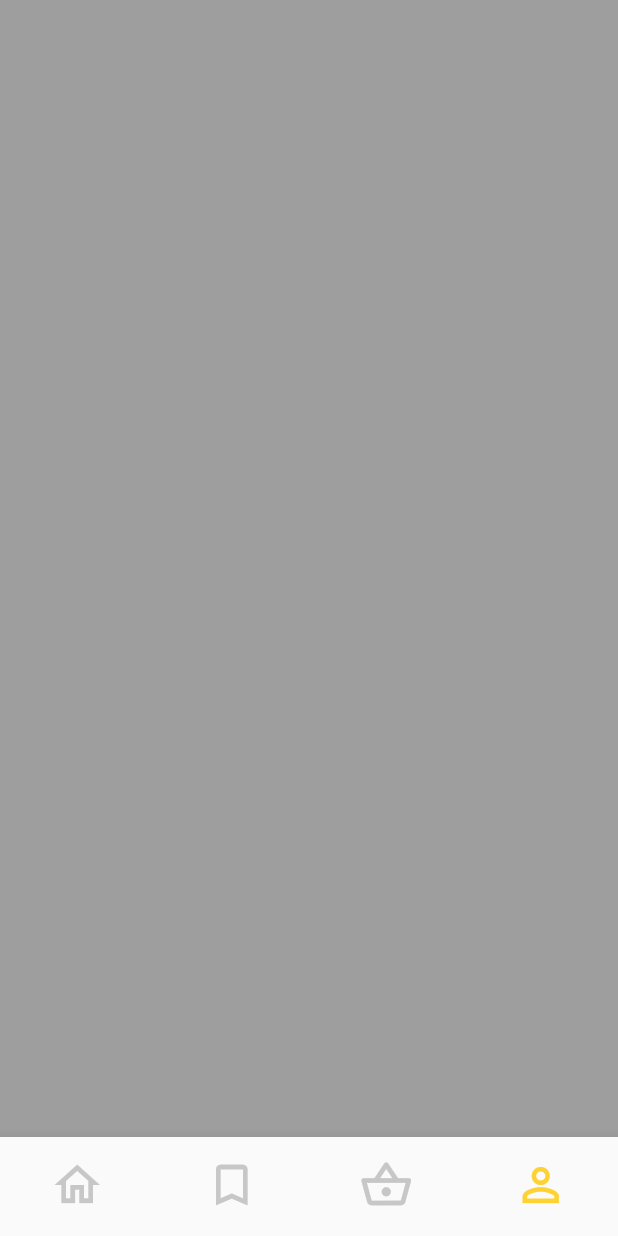
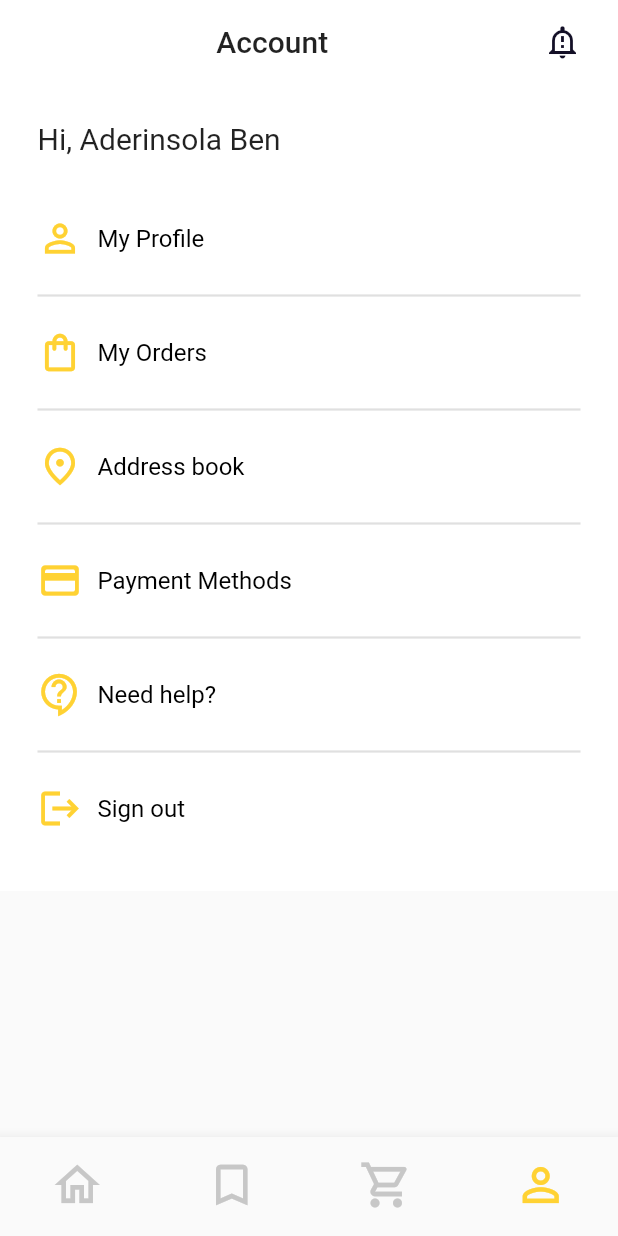
Before and after one commit to benjaminudoh10/Itawe-mobile-app, a Flutter app: the screen it shows after launch, item 4 of the bottom bar chosen, on a phone screen of 412 x 824 dp. Run offline on Flutter 3.47's test engine with Material 2 defaults, Android fonts, the phone set to English and light mode, and no system bars; our stand-ins replace get.

Commit message:
[Ben] Added profile view screen
Signed-off-by: Benjamin Udoh <benjaminudoh10@gmail.com>

```diff
--- a/lib/screens/appbars.dart
+++ b/lib/screens/appbars.dart
@@ -37,7 +37,7 @@ AppBar cartAppBar() {
       crossAxisAlignment: CrossAxisAlignment.center,
       children: [
         Icon(
-          Icons.shopping_basket_outlined,
+          Icons.shopping_cart_outlined,
           size: 36.0,
           color: Color(0xffc7c7c7),
         ),
@@ -47,3 +47,19 @@ AppBar cartAppBar() {
     ),
   );
 }
+
+AppBar profileAppBar() {
+  return AppBar(
+    backgroundColor: Colors.white,
+    elevation: 0,
+    actions: [
+      Icon(
+        Icons.notification_important_outlined,
+        size: 24.0,
+        color: Color(0xff130f26),
+      ),
+      SizedBox(width: 25.0,),
+    ],
+    title: Center(child: Text("Account")),
+  );
+}
--- a/lib/screens/home.dart
+++ b/lib/screens/home.dart
@@ -4,6 +4,7 @@ import 'package:itawe/controllers/homeController.dart';
 import 'package:itawe/screens/appbars.dart';
 import 'package:itawe/screens/cart/cart.dart';
 import 'package:itawe/screens/home/home_page.dart';
+import 'package:itawe/screens/profile/profile.dart';
 import 'package:itawe/screens/saved/saved_books.dart';
 
 class Home extends StatelessWidget {
@@ -27,7 +28,7 @@ class Home extends StatelessWidget {
           items: [
             _buildBottomNavigationBarItem(icon: Icons.home_outlined, tooltip: "Home"),
             _buildBottomNavigationBarItem(icon: Icons.bookmark_border_outlined, tooltip: "Saved books"),
-            _buildBottomNavigationBarItem(icon: Icons.shopping_basket_outlined, tooltip: "Cart"),
+            _buildBottomNavigationBarItem(icon: Icons.shopping_cart_outlined, tooltip: "Cart"),
             _buildBottomNavigationBarItem(icon: Icons.person_outline, tooltip: "Profile"),
           ],
         ),
@@ -42,6 +43,8 @@ class Home extends StatelessWidget {
       return SavedBooks();
     } else if (currentIndex == 2) {
       return Cart();
+    } else if (currentIndex == 3) {
+      return Profile();
     } else {
       return Container(
         color: Colors.grey,
@@ -56,8 +59,8 @@ class Home extends StatelessWidget {
       return savedAppBar();
     } else if (currentIndex == 2) {
       return cartAppBar();
-    } else {
-      return null;
+    } else if (currentIndex == 3) {
+      return profileAppBar();
     }
   }
 
--- /dev/null
+++ b/lib/screens/profile/profile.dart
@@ -0,0 +1,63 @@
+import 'package:flutter/material.dart';
+
+class Profile extends StatelessWidget {
+  @override
+  Widget build(BuildContext context) {
+    return SingleChildScrollView(
+      child: Container(
+        decoration: BoxDecoration(
+          color: Color(0xffffffff),
+        ),
+        padding: EdgeInsets.all(25.0),
+        child: Column(
+          crossAxisAlignment: CrossAxisAlignment.start,
+          children: [
+            Text(
+              "Hi, Aderinsola Ben",
+              style: TextStyle(
+                fontSize: 20.0
+              ),
+            ),
+            SizedBox(height: 25.0,),
+            ...[
+              _buildTile(Icons.person_outline, "My Profile"),
+              const Divider(thickness: 1.5,),
+              _buildTile(Icons.shopping_bag_outlined, "My Orders"),
+              const Divider(thickness: 1.5,),
+              _buildTile(Icons.place_outlined, "Address book"),
+              const Divider(thickness: 1.5,),
+              _buildTile(Icons.payment_rounded, "Payment Methods"),
+              const Divider(thickness: 1.5,),
+              _buildTile(Icons.contact_support_outlined, "Need help?"),
+              const Divider(thickness: 1.5,),
+              _buildTile(Icons.logout, "Sign out"),
+            ]
+          ],
+        ),
+      ),
+    );
+  }
+
+  Widget _buildTile(IconData icon, String text) {
+    return Padding(
+      padding: const EdgeInsets.symmetric(vertical: 15.0),
+      child: Row(
+        children: [
+          Icon(
+            icon,
+            size: 30.0,
+            color: Color(0xffffd233),
+          ),
+          SizedBox(width: 10.0,),
+          Text(
+            text,
+            style: TextStyle(
+              fontSize: 16.0,
+              color: Colors.black,
+            ),
+          ),
+        ],
+      ),
+    );
+  }
+}
```
